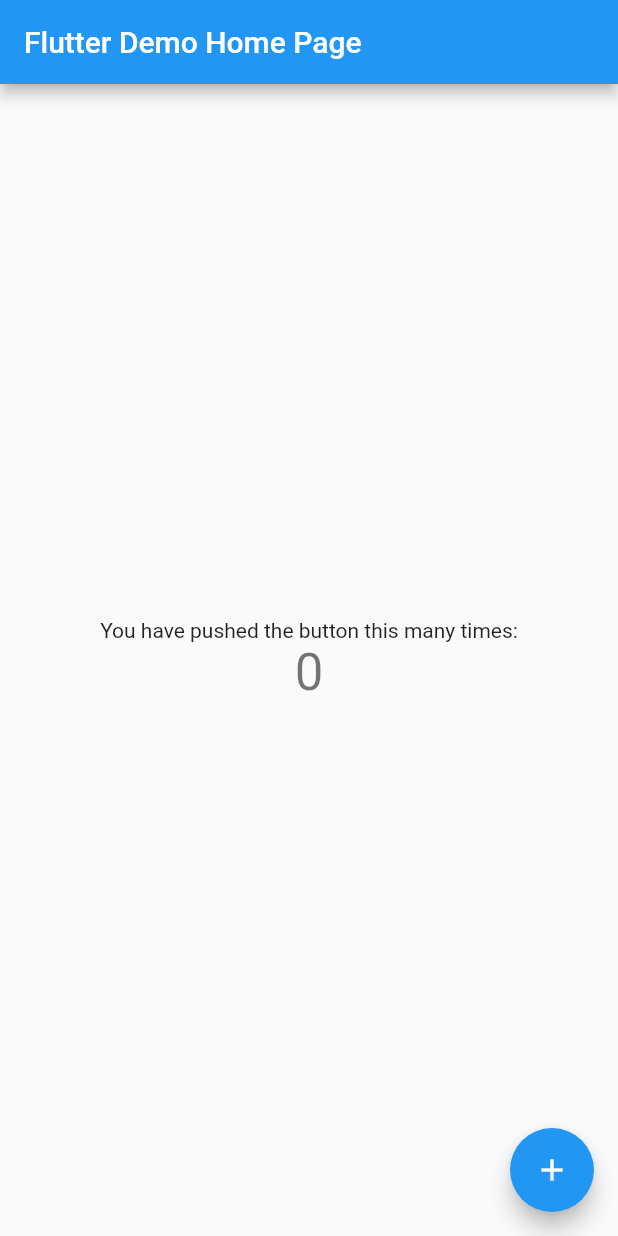
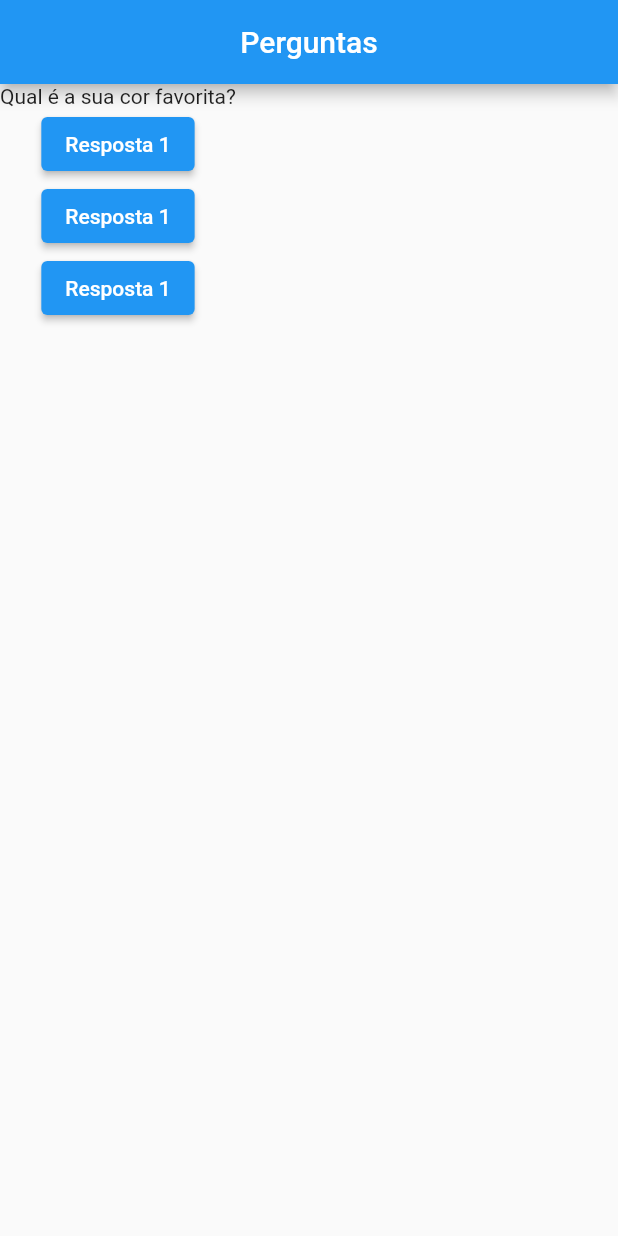
Before and after one commit to oGabrielFreitas/LearningFlutter, a Flutter app: the screen it shows after launch, on a phone screen of 412 x 824 dp. Run offline on Flutter 3.47's test engine with Material 2 defaults, Android fonts, the phone set to English and light mode, and no system bars.

Commit message:
First Exercices

```diff
--- a/first_app/lib/main.dart
+++ b/first_app/lib/main.dart
@@ -1,113 +1,51 @@
+import 'package:flutter/cupertino.dart';
 import 'package:flutter/material.dart';
 
-void main() {
-  runApp(MyApp());
+
+main(){
+  runApp(PerguntaApp());
 }
 
-class MyApp extends StatelessWidget {
-  // This widget is the root of your application.
-  @override
-  Widget build(BuildContext context) {
-    return MaterialApp(
-      title: 'Flutter Demo',
-      theme: ThemeData(
-        // This is the theme of your application.
-        //
-        // Try running your application with "flutter run". You'll see the
-        // application has a blue toolbar. Then, without quitting the app, try
-        // changing the primarySwatch below to Colors.green and then invoke
-        // "hot reload" (press "r" in the console where you ran "flutter run",
-        // or simply save your changes to "hot reload" in a Flutter IDE).
-        // Notice that the counter didn't reset back to zero; the application
-        // is not restarted.
-        primarySwatch: Colors.blue,
-      ),
-      home: MyHomePage(title: 'Flutter Demo Home Page'),
-    );
-  }
-}
+class PerguntaApp extends StatelessWidget{
 
-class MyHomePage extends StatefulWidget {
-  MyHomePage({Key key, this.title}) : super(key: key);
+  void responder(){
+    print('Pergunta Respondida!');
 
-  // This widget is the home page of your application. It is stateful, meaning
-  // that it has a State object (defined below) that contains fields that affect
-  // how it looks.
-
-  // This class is the configuration for the state. It holds the values (in this
-  // case the title) provided by the parent (in this case the App widget) and
-  // used by the build method of the State. Fields in a Widget subclass are
-  // always marked "final".
-
-  final String title;
-
-  @override
-  _MyHomePageState createState() => _MyHomePageState();
-}
-
-class _MyHomePageState extends State<MyHomePage> {
-  int _counter = 0;
-
-  void _incrementCounter() {
-    setState(() {
-      // This call to setState tells the Flutter framework that something has
-      // changed in this State, which causes it to rerun the build method below
-      // so that the display can reflect the updated values. If we changed
-      // _counter without calling setState(), then the build method would not be
-      // called again, and so nothing would appear to happen.
-      _counter++;
-    });
   }
 
   @override
-  Widget build(BuildContext context) {
-    // This method is rerun every time setState is called, for instance as done
-    // by the _incrementCounter method above.
-    //
-    // The Flutter framework has been optimized to make rerunning build methods
-    // fast, so that you can just rebuild anything that needs updating rather
-    // than having to individually change instances of widgets.
-    return Scaffold(
-      appBar: AppBar(
-        // Here we take the value from the MyHomePage object that was created by
-        // the App.build method, and use it to set our appbar title.
-        title: Text(widget.title),
-      ),
-      body: Center(
-        // Center is a layout widget. It takes a single child and positions it
-        // in the middle of the parent.
-        child: Column(
-          // Column is also a layout widget. It takes a list of children and
-          // arranges them vertically. By default, it sizes itself to fit its
-          // children horizontally, and tries to be as tall as its parent.
-          //
-          // Invoke "debug painting" (press "p" in the console, choose the
-          // "Toggle Debug Paint" action from the Flutter Inspector in Android
-          // Studio, or the "Toggle Debug Paint" command in Visual Studio Code)
-          // to see the wireframe for each widget.
-          //
-          // Column has various properties to control how it sizes itself and
-          // how it positions its children. Here we use mainAxisAlignment to
-          // center the children vertically; the main axis here is the vertical
-          // axis because Columns are vertical (the cross axis would be
-          // horizontal).
-          mainAxisAlignment: MainAxisAlignment.center,
-          children: <Widget>[
-            Text(
-              'You have pushed the button this many times:',
+  Widget build(BuildContext context){
+
+     final perguntas = [
+    'Qual é a sua cor favorita?',
+    'Qual é o seu animal favorito?',
+    'Qual é o seu time favorito?'
+    ];
+
+    return MaterialApp(
+      home: Scaffold(
+        appBar: AppBar(
+          title: Center(child: Text('Perguntas')),
+        ),
+        body: Column(
+          children: [
+            Text(perguntas[0]),
+            ElevatedButton(
+              onPressed: responder,
+              child: Text('Resposta 1'),
             ),
-            Text(
-              '$_counter',
-              style: Theme.of(context).textTheme.headline4,
+            ElevatedButton(
+              onPressed: responder,
+              child: Text('Resposta 1'),
+            ),
+            ElevatedButton(
+              onPressed: responder,
+              child: Text('Resposta 1'),
             ),
           ],
         ),
       ),
-      floatingActionButton: FloatingActionButton(
-        onPressed: _incrementCounter,
-        tooltip: 'Increment',
-        child: Icon(Icons.add),
-      ), // This trailing comma makes auto-formatting nicer for build methods.
     );
   }
+
 }
```
Also changed, not shown: Learning Dart/Classes.dart (added, +20 -0 lines), Learning Dart/Functions.dart (added, +16 -0 lines), Learning Dart/Teste Maps.dart (added, +26 -0 lines), 1 other file.
